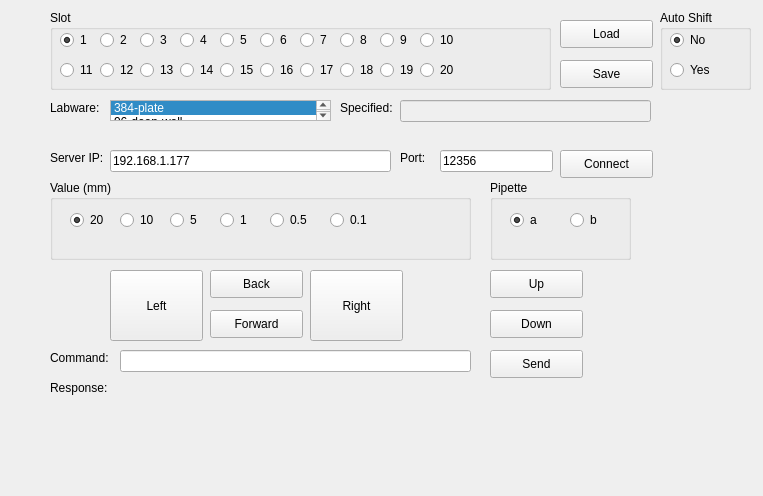
First picture: the form in local/pyqt5_client_20200130.ui, repository simonchih/Raspberry_Pi_4_Client_Server, before the edit.
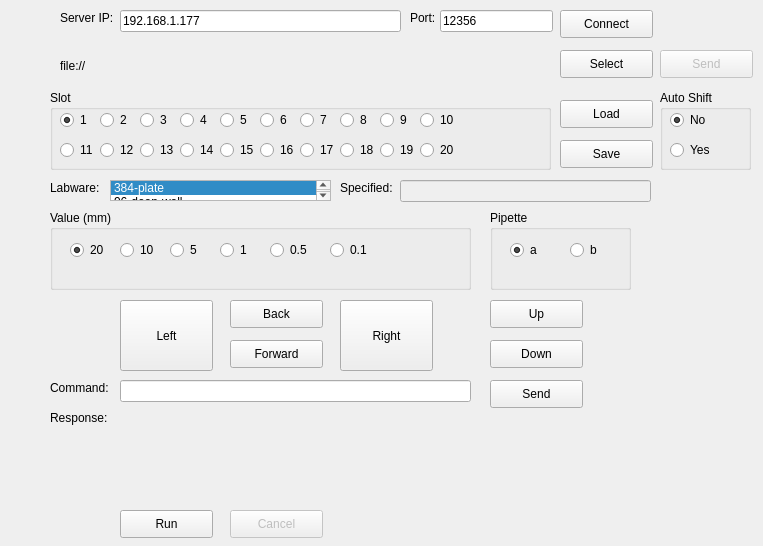
Second picture: the form after the edit.

Patch:
```diff
--- a/local/pyqt5_client_20200130.ui
+++ b/local/pyqt5_client_20200130.ui
@@ -7,7 +7,7 @@
     <x>0</x>
     <y>0</y>
     <width>763</width>
-    <height>496</height>
+    <height>546</height>
    </rect>
   </property>
   <property name="windowTitle">
@@ -16,8 +16,8 @@
   <widget class="QLabel" name="label">
    <property name="geometry">
     <rect>
-     <x>50</x>
-     <y>150</y>
+     <x>60</x>
+     <y>10</y>
      <width>61</width>
      <height>16</height>
     </rect>
@@ -29,8 +29,8 @@
   <widget class="QLineEdit" name="lineEdit">
    <property name="geometry">
     <rect>
-     <x>110</x>
-     <y>150</y>
+     <x>120</x>
+     <y>10</y>
      <width>281</width>
      <height>22</height>
     </rect>
@@ -42,8 +42,8 @@
   <widget class="QLabel" name="label_2">
    <property name="geometry">
     <rect>
-     <x>400</x>
-     <y>150</y>
+     <x>410</x>
+     <y>10</y>
      <width>31</width>
      <height>16</height>
     </rect>
@@ -56,7 +56,7 @@
    <property name="geometry">
     <rect>
      <x>440</x>
-     <y>150</y>
+     <y>10</y>
      <width>113</width>
      <height>22</height>
     </rect>
@@ -69,7 +69,7 @@
    <property name="geometry">
     <rect>
      <x>560</x>
-     <y>150</y>
+     <y>10</y>
      <width>93</width>
      <height>28</height>
     </rect>
@@ -82,7 +82,7 @@
    <property name="geometry">
     <rect>
      <x>50</x>
-     <y>180</y>
+     <y>210</y>
      <width>421</width>
      <height>80</height>
     </rect>
@@ -176,7 +176,7 @@
    <property name="geometry">
     <rect>
      <x>490</x>
-     <y>180</y>
+     <y>210</y>
      <width>141</width>
      <height>80</height>
     </rect>
@@ -217,8 +217,8 @@
   <widget class="QPushButton" name="pushButton_2">
    <property name="geometry">
     <rect>
-     <x>210</x>
-     <y>270</y>
+     <x>230</x>
+     <y>300</y>
      <width>93</width>
      <height>28</height>
     </rect>
@@ -230,8 +230,8 @@
   <widget class="QPushButton" name="pushButton_3">
    <property name="geometry">
     <rect>
-     <x>210</x>
-     <y>310</y>
+     <x>230</x>
+     <y>340</y>
      <width>93</width>
      <height>28</height>
     </rect>
@@ -243,8 +243,8 @@
   <widget class="QPushButton" name="pushButton_4">
    <property name="geometry">
     <rect>
-     <x>110</x>
-     <y>270</y>
+     <x>120</x>
+     <y>300</y>
      <width>93</width>
      <height>71</height>
     </rect>
@@ -256,8 +256,8 @@
   <widget class="QPushButton" name="pushButton_5">
    <property name="geometry">
     <rect>
-     <x>310</x>
-     <y>270</y>
+     <x>340</x>
+     <y>300</y>
      <width>93</width>
      <height>71</height>
     </rect>
@@ -270,7 +270,7 @@
    <property name="geometry">
     <rect>
      <x>490</x>
-     <y>270</y>
+     <y>300</y>
      <width>93</width>
      <height>28</height>
     </rect>
@@ -283,7 +283,7 @@
    <property name="geometry">
     <rect>
      <x>490</x>
-     <y>310</y>
+     <y>340</y>
      <width>93</width>
      <height>28</height>
     </rect>
@@ -296,7 +296,7 @@
    <property name="geometry">
     <rect>
      <x>50</x>
-     <y>350</y>
+     <y>380</y>
      <width>71</width>
      <height>16</height>
     </rect>
@@ -309,7 +309,7 @@
    <property name="geometry">
     <rect>
      <x>120</x>
-     <y>350</y>
+     <y>380</y>
      <width>351</width>
      <height>22</height>
     </rect>
@@ -319,7 +319,7 @@
    <property name="geometry">
     <rect>
      <x>490</x>
-     <y>350</y>
+     <y>380</y>
      <width>93</width>
      <height>28</height>
     </rect>
@@ -332,7 +332,7 @@
    <property name="geometry">
     <rect>
      <x>50</x>
-     <y>380</y>
+     <y>410</y>
      <width>61</width>
      <height>16</height>
     </rect>
@@ -345,7 +345,7 @@
    <property name="geometry">
     <rect>
      <x>120</x>
-     <y>390</y>
+     <y>420</y>
      <width>461</width>
      <height>81</height>
     </rect>
@@ -361,7 +361,7 @@
    <property name="geometry">
     <rect>
      <x>50</x>
-     <y>10</y>
+     <y>90</y>
      <width>501</width>
      <height>80</height>
     </rect>
@@ -637,7 +637,7 @@
    <property name="geometry">
     <rect>
      <x>560</x>
-     <y>20</y>
+     <y>100</y>
      <width>93</width>
      <height>28</height>
     </rect>
@@ -650,7 +650,7 @@
    <property name="geometry">
     <rect>
      <x>560</x>
-     <y>60</y>
+     <y>140</y>
      <width>93</width>
      <height>28</height>
     </rect>
@@ -663,7 +663,7 @@
    <property name="geometry">
     <rect>
      <x>50</x>
-     <y>100</y>
+     <y>180</y>
      <width>55</width>
      <height>16</height>
     </rect>
@@ -676,7 +676,7 @@
    <property name="geometry">
     <rect>
      <x>110</x>
-     <y>100</y>
+     <y>180</y>
      <width>221</width>
      <height>21</height>
     </rect>
@@ -751,7 +751,7 @@
    <property name="geometry">
     <rect>
      <x>340</x>
-     <y>100</y>
+     <y>180</y>
      <width>71</width>
      <height>16</height>
     </rect>
@@ -767,7 +767,7 @@
    <property name="geometry">
     <rect>
      <x>400</x>
-     <y>100</y>
+     <y>180</y>
      <width>251</width>
      <height>22</height>
     </rect>
@@ -777,7 +777,7 @@
    <property name="geometry">
     <rect>
      <x>660</x>
-     <y>10</y>
+     <y>90</y>
      <width>91</width>
      <height>80</height>
     </rect>
@@ -815,6 +815,80 @@
     </property>
    </widget>
   </widget>
+  <widget class="QPushButton" name="pushButton_11">
+   <property name="geometry">
+    <rect>
+     <x>560</x>
+     <y>50</y>
+     <width>93</width>
+     <height>28</height>
+    </rect>
+   </property>
+   <property name="text">
+    <string>Select</string>
+   </property>
+  </widget>
+  <widget class="QPushButton" name="pushButton_12">
+   <property name="enabled">
+    <bool>false</bool>
+   </property>
+   <property name="geometry">
+    <rect>
+     <x>660</x>
+     <y>50</y>
+     <width>93</width>
+     <height>28</height>
+    </rect>
+   </property>
+   <property name="text">
+    <string>Send</string>
+   </property>
+  </widget>
+  <widget class="QLabel" name="label_8">
+   <property name="geometry">
+    <rect>
+     <x>60</x>
+     <y>35</y>
+     <width>491</width>
+     <height>61</height>
+    </rect>
+   </property>
+   <property name="text">
+    <string>file://</string>
+   </property>
+   <property name="wordWrap">
+    <bool>true</bool>
+   </property>
+  </widget>
+  <widget class="QPushButton" name="pushButton_13">
+   <property name="geometry">
+    <rect>
+     <x>120</x>
+     <y>510</y>
+     <width>93</width>
+     <height>28</height>
+    </rect>
+   </property>
+   <property name="text">
+    <string>Run</string>
+   </property>
+  </widget>
+  <widget class="QPushButton" name="pushButton_14">
+   <property name="enabled">
+    <bool>false</bool>
+   </property>
+   <property name="geometry">
+    <rect>
+     <x>230</x>
+     <y>510</y>
+     <width>93</width>
+     <height>28</height>
+    </rect>
+   </property>
+   <property name="text">
+    <string>Cancel</string>
+   </property>
+  </widget>
  </widget>
  <resources/>
  <connections/>
```
